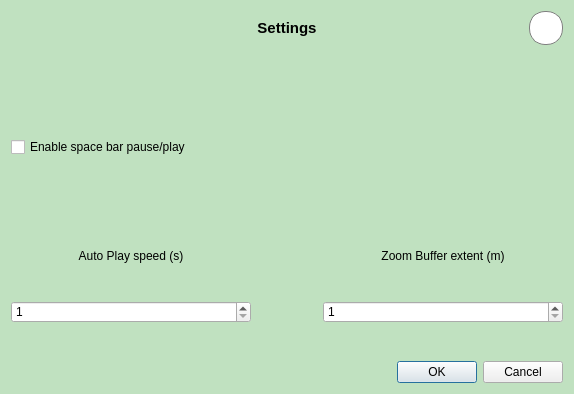
Qt form feature_navigator/feature_navigator_dialog_base.ui (iswaldeen/QGIS_Plugin_Feature_Navigation_Dock) before a commit.
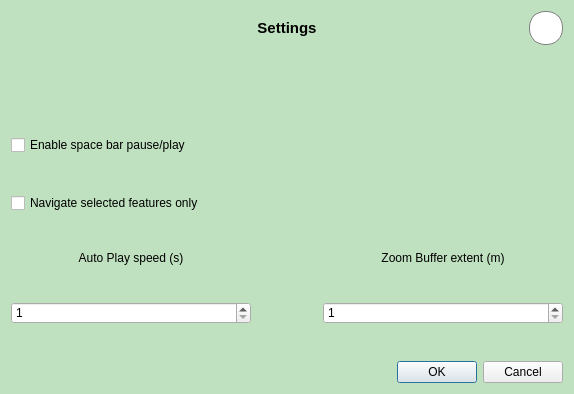
The same form after that commit. Icons and pictures are not drawn.

Diff of the .ui file:
```diff
--- a/feature_navigator/feature_navigator_dialog_base.ui
+++ b/feature_navigator/feature_navigator_dialog_base.ui
@@ -301,6 +301,13 @@
        </property>
       </widget>
      </item>
+     <item row="3" column="0">
+      <widget class="QCheckBox" name="selectedfeaturescheckBox">
+       <property name="text">
+        <string>Navigate selected features only</string>
+       </property>
+      </widget>
+     </item>
     </layout>
    </item>
   </layout>
```
